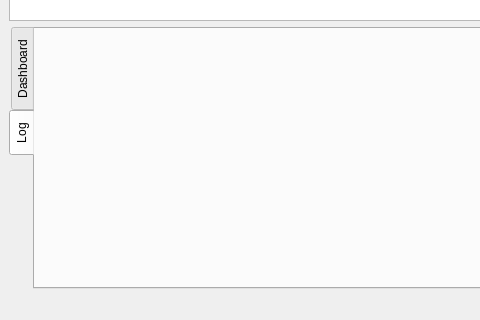
0xd34df00d/leechcraft, file src/plugins/cstp/cstp.ui: the form before one commit; both pictures show x 0 to 480 and y 280 to 600 of the 800 by 600 pixel window.
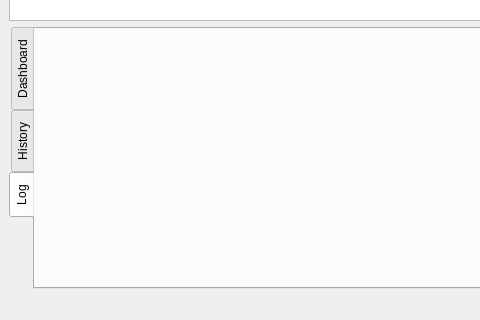
The form after the commit. The open tabs and pages were chosen to show the change. Icons and pictures are not drawn.

Diff of the .ui file:
```diff
--- a/src/plugins/cstp/cstp.ui
+++ b/src/plugins/cstp/cstp.ui
@@ -56,6 +56,11 @@
         <string>Dashboard</string>
        </attribute>
       </widget>
+      <widget class="QWidget" name="TabHistory_" >
+       <attribute name="title" >
+        <string>History</string>
+       </attribute>
+      </widget>
       <widget class="QWidget" name="TabLog_" >
        <property name="geometry" >
         <rect>
```
Left out of the diff: 4 changed lines with no effect on the pictures.
